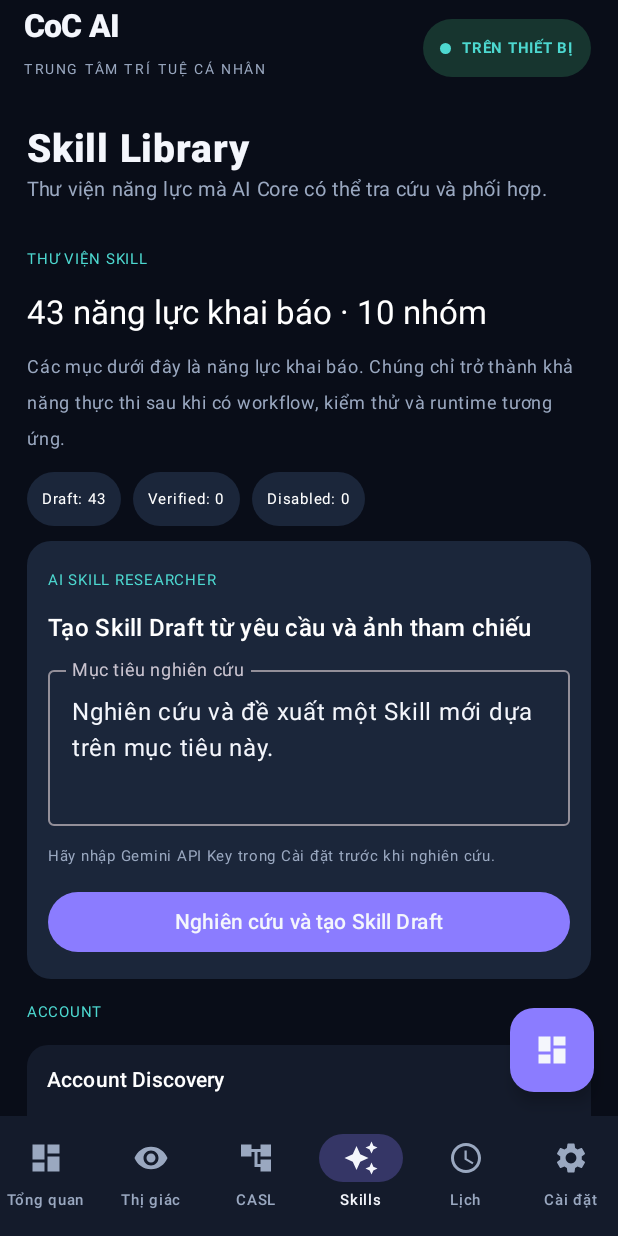
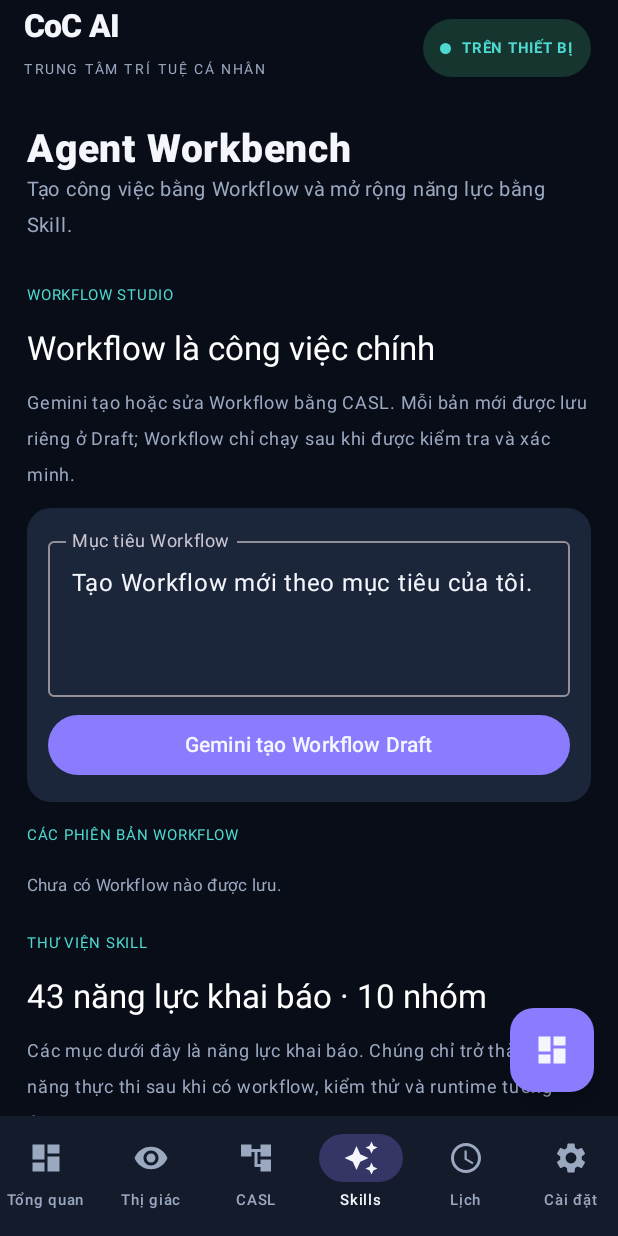
Before and after one commit to Syhung2k7dev/CoC-AI-Assistant, an Android app built with Jetpack Compose: the screen it shows after launch (MainActivity), item 4 of the bottom bar chosen, on a phone screen of 412 x 824 dp. Run offline under Robolectric (Android 15) with nearby library versions, the phone set to English and light mode, and no system bars.

Commit message:
Integrate Workflow Studio into Agent Workbench

```diff
--- a/app/src/main/kotlin/dev/syhung/cocassistant/MainActivity.kt
+++ b/app/src/main/kotlin/dev/syhung/cocassistant/MainActivity.kt
@@ -57,6 +57,7 @@ private fun CoCAssistantApp() {
     val scope = rememberCoroutineScope()
     val store = remember { CadssStore(context) }
     val skillRegistry = remember { AgentSkillRegistry(context).also { BuiltinSkillCatalog.install(it) } }
+    val workflowRegistry = remember { CaslWorkflowRegistry(context) }
     var selectedTab by rememberSaveable { mutableIntStateOf(0) }
     var note by rememberSaveable { mutableStateOf(store.getText("note", "")) }
     var apiKey by rememberSaveable { mutableStateOf("") }
@@ -305,7 +306,8 @@ private fun CoCAssistantApp() {
                         }
                     }
                     3 -> {
-                        item { PageIntro("Skill Library", "Thư viện năng lực mà AI Core có thể tra cứu và phối hợp.") }
+                        item { PageIntro("Agent Workbench", "Tạo công việc bằng Workflow và mở rộng năng lực bằng Skill.") }
+                        item { WorkflowStudioPanel(workflowRegistry, skillRegistry, apiKey) }
                         item { SkillLibraryPanel(skillRegistry, apiKey, selectedBitmap) }
                     }
                     4 -> {
```
